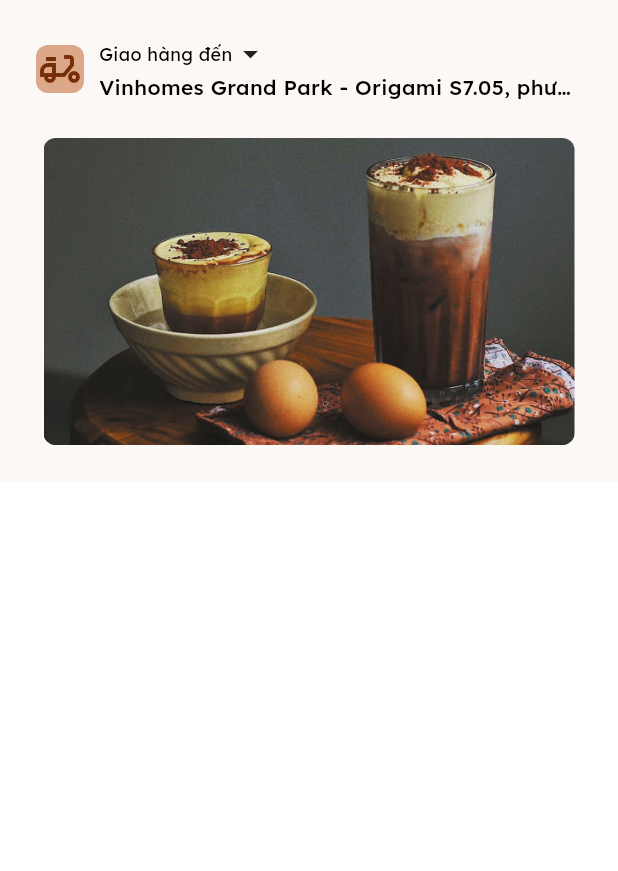
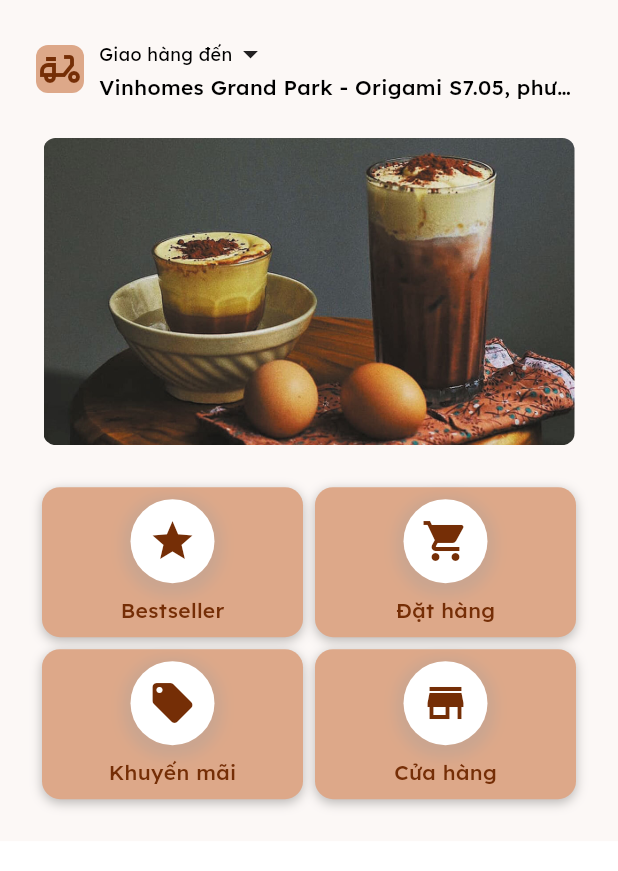
Before and after one commit to minhtun64/flutter-coffee-tea-shop-app, a Flutter app: the HomePage screen opened directly, on a phone screen of 412 x 824 dp, the part 84-955 px from its top. Run offline on Flutter 3.47's test engine with Material 3 defaults, Android fonts, the phone set to English and light mode, and no system bars; drawn by our look-alikes of carousel_slider; our stand-ins replace flutter_svg.

Commit message:
Design Home Options

```diff
--- a/lib/screens/home/home_screen.dart
+++ b/lib/screens/home/home_screen.dart
@@ -1,10 +1,10 @@
-import 'package:carousel_slider/carousel_slider.dart';
 import 'package:flutter/material.dart';
 
 import '../../values/app_colors.dart';
-import '../../values/app_strings.dart';
 import '../../values/app_theme.dart';
 import 'widgets/home_delivery_address_widget.dart';
+import 'widgets/home_options.dart';
+
 import 'widgets/home_slider_widget.dart';
 
 class HomePage extends StatelessWidget {
@@ -66,6 +66,10 @@ class HomePage extends StatelessWidget {
                 height: 24,
               ),
               HomeSliderWidget(),
+              SizedBox(
+                height: 24,
+              ),
+              HomeOptions(),
             ],
           ),
         ),
--- /dev/null
+++ b/lib/screens/home/widgets/home_option_button.dart
@@ -0,0 +1,69 @@
+import 'package:flutter/material.dart';
+
+import '../../../values/app_colors.dart';
+import '../../../values/app_theme.dart';
+
+class HomeOptionButton extends StatelessWidget {
+  final String label;
+  final IconData icon;
+  final VoidCallback onTap;
+
+  const HomeOptionButton({
+    Key? key,
+    required this.label,
+    required this.icon,
+    required this.onTap,
+  }) : super(key: key);
+
+  @override
+  Widget build(BuildContext context) {
+    return InkWell(
+      onTap: onTap,
+      child: Container(
+        margin: const EdgeInsets.all(4),
+        padding: const EdgeInsets.all(8),
+        width: MediaQuery.of(context).size.width / 2 - 32,
+        decoration: BoxDecoration(
+          color: AppColors.cardColor,
+          borderRadius: BorderRadius.circular(12.0),
+          boxShadow: const [
+            BoxShadow(
+              color: Colors.black26,
+              offset: Offset(0.0, 2.0),
+              blurRadius: 6.0,
+            ),
+          ],
+        ),
+        child: Column(
+          children: [
+            Container(
+              decoration: BoxDecoration(
+                color: Colors.white,
+                borderRadius: BorderRadius.circular(30.0),
+                boxShadow: [
+                  BoxShadow(
+                    color: Colors.grey.withOpacity(0.3),
+                    spreadRadius: 5,
+                    blurRadius: 7,
+                    offset: const Offset(0, 3),
+                  ),
+                ],
+              ),
+              padding: const EdgeInsets.all(12.0),
+              child: Icon(
+                icon,
+                color: AppColors.primaryColor,
+                size: 32.0,
+              ),
+            ),
+            const SizedBox(height: 8.0),
+            Text(
+              label,
+              style: AppTheme.body_Small_Bold,
+            ),
+          ],
+        ),
+      ),
+    );
+  }
+}
--- /dev/null
+++ b/lib/screens/home/widgets/home_options.dart
@@ -0,0 +1,65 @@
+import 'package:flutter/material.dart';
+
+import '../../../values/app_strings.dart';
+import '../../bottomTabsNavigation/bottomTabsNavigation.dart';
+import 'home_option_button.dart';
+
+class HomeOptions extends StatelessWidget {
+  const HomeOptions({super.key});
+
+  @override
+  Widget build(BuildContext context) {
+    return Column(
+      children: [
+        Row(
+          mainAxisAlignment: MainAxisAlignment.spaceAround,
+          children: [
+            // Bestseller Button
+            HomeOptionButton(
+              label: AppStrings.bestSeller,
+              icon: Icons.star,
+              onTap: () {
+                // Handle Bestseller button press
+                print("Bestseller button pressed");
+              },
+            ),
+
+            HomeOptionButton(
+              label: AppStrings.order,
+              icon: Icons.shopping_cart,
+              onTap: () {
+                Navigator.push(
+                  context,
+                  MaterialPageRoute(
+                      builder: (context) =>
+                          BottomTabsNavigation(currentPageIndex: 1)),
+                );
+              },
+            ),
+          ],
+        ),
+        Row(
+          mainAxisAlignment: MainAxisAlignment.spaceAround,
+          children: [
+            HomeOptionButton(
+              label: AppStrings.promotion,
+              icon: Icons.local_offer,
+              onTap: () {
+                // Handle Promotion button press
+                print("Promotion button pressed");
+              },
+            ),
+            HomeOptionButton(
+              label: AppStrings.store,
+              icon: Icons.store,
+              onTap: () {
+                // Handle Store button press
+                print("Store button pressed");
+              },
+            ),
+          ],
+        ),
+      ],
+    );
+  }
+}
--- a/lib/values/app_strings.dart
+++ b/lib/values/app_strings.dart
@@ -46,6 +46,9 @@ class AppStrings {
 
 //HOME
   static const String deliveryTo = 'Giao hàng đến';
+  static const String bestSeller = 'Bestseller';
+  static const String promotion = 'Khuyến mãi';
+  static const String store = 'Cửa hàng';
 
 // ORDER
   static const String searchProduct = 'Tìm sản phẩm';
```
